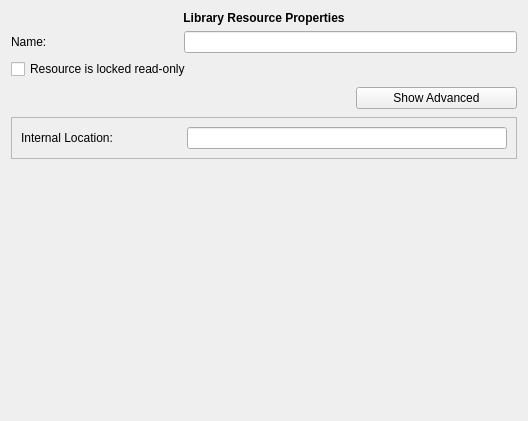
Old version of the form src/klflibrespropeditor.ui in the repository CryFeiFei/klatexformula.
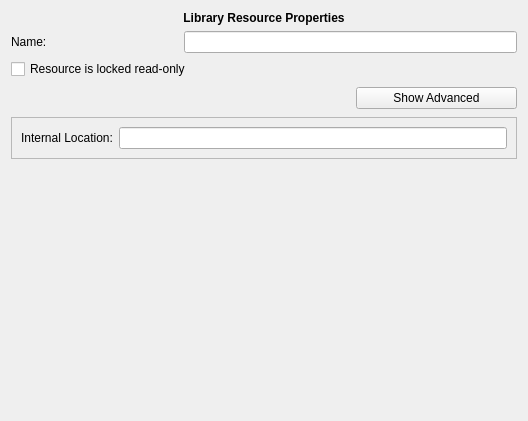
New version of the form.

Diff of the .ui file:
```diff
--- a/src/klflibrespropeditor.ui
+++ b/src/klflibrespropeditor.ui
@@ -100,6 +100,12 @@
       </item>
       <item row="0" column="1" colspan="2">
        <widget class="QLineEdit" name="txtUrl">
+        <property name="sizePolicy">
+         <sizepolicy hsizetype="Expanding" vsizetype="Fixed">
+          <horstretch>1</horstretch>
+          <verstretch>0</verstretch>
+         </sizepolicy>
+        </property>
         <property name="readOnly">
          <bool>true</bool>
         </property>
```
